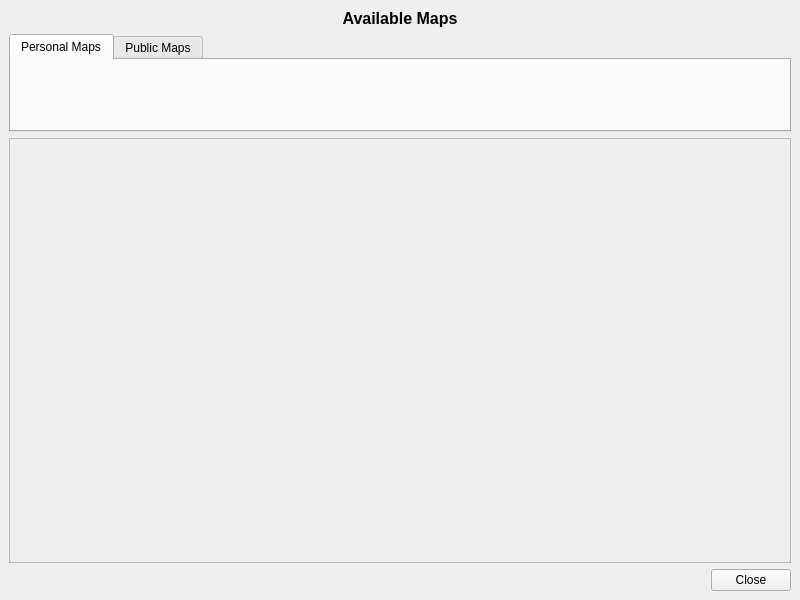
The window that ui/dialogs/GetMapDialog.ui (maphub-co/maphub-qgis) describes before a commit, drawn with Qt 5.
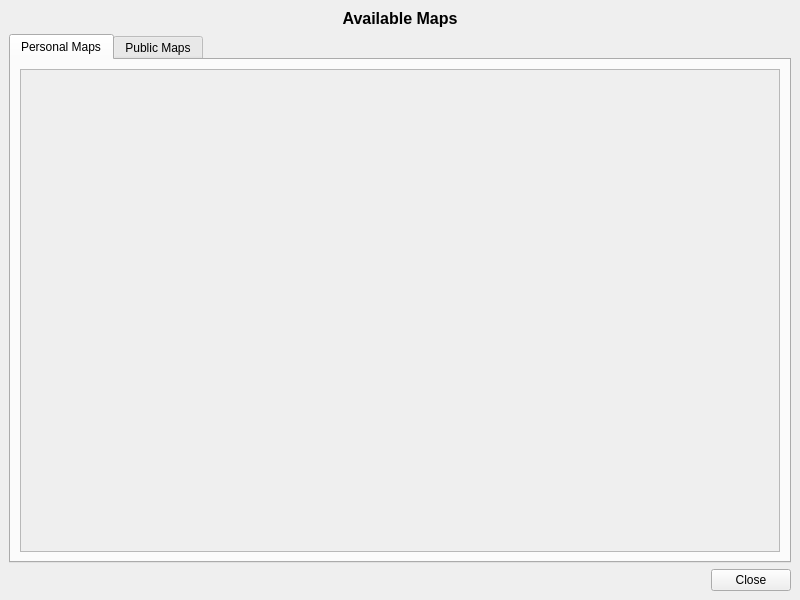
The same window after the commit.

Commit message: ✨ [dialogs] Improve layer handling logic for sorting and appending

The edit to the form file:
```diff
--- a/ui/dialogs/GetMapDialog.ui
+++ b/ui/dialogs/GetMapDialog.ui
@@ -55,7 +55,7 @@
    <item>
     <widget class="QTabWidget" name="tabWidget_map_type">
      <property name="sizePolicy">
-      <sizepolicy hsizetype="Expanding" vsizetype="Minimum">
+      <sizepolicy hsizetype="Expanding" vsizetype="Expanding">
        <horstretch>0</horstretch>
        <verstretch>0</verstretch>
       </sizepolicy>
@@ -68,6 +68,45 @@
        <string>Personal Maps</string>
       </attribute>
       <layout class="QVBoxLayout" name="verticalLayout_workspace">
+       <item>
+        <widget class="QScrollArea" name="scrollArea_workspace">
+         <property name="widgetResizable">
+          <bool>true</bool>
+         </property>
+         <widget class="QWidget" name="scrollAreaWidgetContents_workspace">
+          <property name="geometry">
+           <rect>
+            <x>0</x>
+            <y>0</y>
+            <width>580</width>
+            <height>453</height>
+           </rect>
+          </property>
+          <layout class="QVBoxLayout" name="verticalLayout_workspace_content">
+           <item>
+            <widget class="QWidget" name="listContainer_workspace" native="true">
+             <layout class="QVBoxLayout" name="listLayout">
+              <!-- List items will be added here programmatically -->
+             </layout>
+            </widget>
+           </item>
+           <item>
+            <spacer name="verticalSpacer_workspace">
+             <property name="orientation">
+              <enum>Qt::Vertical</enum>
+             </property>
+             <property name="sizeHint" stdset="0">
+              <size>
+               <width>20</width>
+               <height>40</height>
+              </size>
+             </property>
+            </spacer>
+           </item>
+          </layout>
+         </widget>
+        </widget>
+       </item>
       </layout>
      </widget>
      <widget class="QWidget" name="tab_public_maps">
@@ -143,16 +182,12 @@
          </item>
         </layout>
        </item>
-      </layout>
-     </widget>
-    </widget>
-   </item>
    <item>
-    <widget class="QScrollArea" name="scrollArea">
+        <widget class="QScrollArea" name="scrollArea_public">
      <property name="widgetResizable">
       <bool>true</bool>
      </property>
-     <widget class="QWidget" name="scrollAreaWidgetContents">
+         <widget class="QWidget" name="scrollAreaWidgetContents_public">
       <property name="geometry">
        <rect>
         <x>0</x>
@@ -161,16 +196,16 @@
         <height>453</height>
        </rect>
       </property>
-      <layout class="QVBoxLayout" name="verticalLayout_2">
+          <layout class="QVBoxLayout" name="verticalLayout_public_content">
        <item>
-        <widget class="QWidget" name="listContainer" native="true">
-         <layout class="QVBoxLayout" name="listLayout">
+            <widget class="QWidget" name="listContainer_public" native="true">
+             <layout class="QVBoxLayout" name="listLayout_public">
           <!-- List items will be added here programmatically -->
          </layout>
         </widget>
        </item>
        <item>
-        <spacer name="verticalSpacer">
+            <spacer name="verticalSpacer_public">
          <property name="orientation">
           <enum>Qt::Vertical</enum>
          </property>
@@ -181,6 +216,10 @@
           </size>
          </property>
         </spacer>
+           </item>
+          </layout>
+         </widget>
+        </widget>
        </item>
       </layout>
      </widget>
```
Lines whose indentation alone changed are shown as unchanged. The commit also changes 3 other files.
